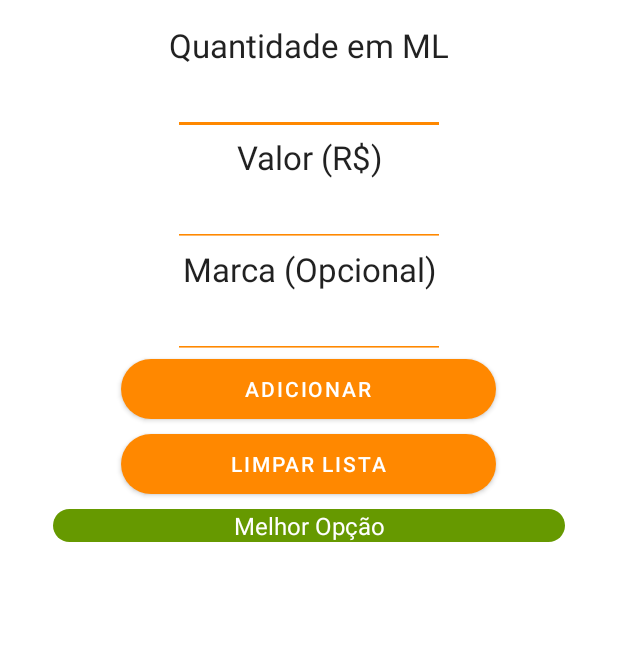
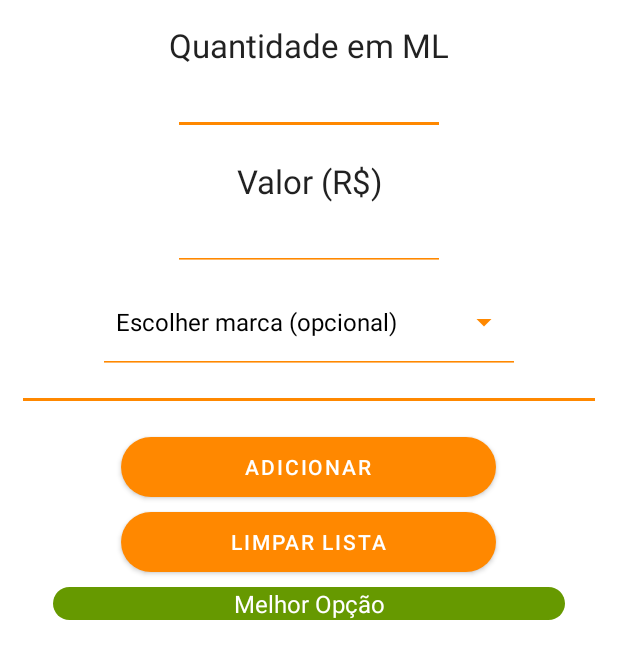
Before and after one commit to ThiagoMaia89/Android-MVP-CalculadoraDeBebidas, an Android app: the screen it shows after launch (MainActivity), on a phone screen of 412 x 824 dp. Shown: the top 659 px of the screen. Run offline under Robolectric (Android 15) with nearby library versions, the phone set to English and light mode, and no system bars; our stand-ins replace AdMob; libraries missing offline, so code that uses them is left out: es.dmoral.toasty.

Commit message:
Changes and improvements

```diff
--- a/app/src/main/java/com/simplesoftware/calculadoradebebidasads/main/MainActivity.java
+++ b/app/src/main/java/com/simplesoftware/calculadoradebebidasads/main/MainActivity.java
@@ -10,8 +10,10 @@ import android.os.Bundle;
 import android.util.Log;
 import android.view.View;
 import android.view.inputmethod.InputMethodManager;
+import android.widget.ArrayAdapter;
 import android.widget.Button;
 import android.widget.EditText;
+import android.widget.Spinner;
 
 import com.google.android.gms.ads.AdRequest;
 import com.google.android.gms.ads.AdView;
@@ -23,6 +25,7 @@ import com.simplesoftware.calculadoradebebidasads.R;
 import com.simplesoftware.calculadoradebebidasads.adapters.RecyclerAdapter;
 
 import java.util.ArrayList;
+import java.util.Arrays;
 
 import es.dmoral.toasty.Toasty;
 
@@ -32,11 +35,14 @@ public class MainActivity extends AppCompatActivity implements MainContract.MvpV
 
     private InterstitialAd interstitialAd;
     private final ArrayList<String> listItens = new ArrayList<>();
-    private EditText et_ml, et_valor, tv_melhor_opcao, et_marca;
+    private EditText et_ml, et_valor, tv_melhor_opcao;
+    private Spinner et_marca;
     private Button btn_adicionar, btn_limpar;
     private RecyclerView rv_lista_opcoes;
     private RecyclerAdapter adapter;
     int opcao = 1, count = 0;
+    ArrayList<String> branchList = new ArrayList<>(Arrays.asList("Escolher marca (opcional)", "Amstel", "Bohemia", "Brahma", "Budweiser", "Devassa", "Duplo Malte",
+            "Heineken", "Itaipava", "Kaiser", "Original", "Sol", "Skol", "Sub Zero"));
 
     @Override
     protected void onCreate(Bundle savedInstanceState) {
@@ -48,6 +54,8 @@ public class MainActivity extends AppCompatActivity implements MainContract.MvpV
         instanciarInterstitialAd();
         instanciarComponentes();
 
+        et_marca.setAdapter(new ArrayAdapter<>(this, android.R.layout.simple_spinner_dropdown_item, branchList));
+
         GridLayoutManager layoutManager = new GridLayoutManager(this, 1);
 
         adapter = new RecyclerAdapter(listItens);
@@ -57,27 +65,23 @@ public class MainActivity extends AppCompatActivity implements MainContract.MvpV
         btn_adicionar.setOnClickListener(v -> {
             loadInterstitial();
 
+
+
             try {
-
                 double ml = Double.parseDouble(String.valueOf(et_ml.getText()));
                 double valor = Double.parseDouble(String.valueOf(et_valor.getText()));
                 double totalDouble = mPresenter.findResultValue(ml, valor);
                 @SuppressLint("DefaultLocale") String totalString = String.format("%.2f", totalDouble);
                 mPresenter.addItemOnList(listItens, opcao, totalString, adapter, et_marca, et_ml);
                 tv_melhor_opcao.setText(mPresenter.handleBestOptionText(listItens, ml, valor));
-
                 InputMethodManager inputMethodManager = (InputMethodManager) getSystemService(Activity.INPUT_METHOD_SERVICE);
                 inputMethodManager.hideSoftInputFromWindow(v.getWindowToken(), 0);
                 et_valor.setText("");
                 et_ml.setText("");
-                et_marca.setText("");
                 et_ml.requestFocus();
                 onSuccess();
-
             } catch (Exception e) {
-
                 onFailure();
-
             }
         });
 
--- a/app/src/main/java/com/simplesoftware/calculadoradebebidasads/main/MainContract.java
+++ b/app/src/main/java/com/simplesoftware/calculadoradebebidasads/main/MainContract.java
@@ -3,6 +3,7 @@ package com.simplesoftware.calculadoradebebidasads.main;
 import android.content.Context;
 import android.view.View;
 import android.widget.EditText;
+import android.widget.Spinner;
 
 import com.google.android.gms.ads.InterstitialAd;
 import com.simplesoftware.calculadoradebebidasads.adapters.RecyclerAdapter;
@@ -22,7 +23,7 @@ public interface MainContract {
 
         Double findResultValue(double ml, double valor);
 
-        void addItemOnList(ArrayList<String> list, int opcao, String total, RecyclerAdapter adapter, EditText et_marca, EditText et_ml);
+        void addItemOnList(ArrayList<String> list, int opcao, String total, RecyclerAdapter adapter, Spinner et_marca, EditText et_ml);
 
         String handleBestOptionText(ArrayList<String> listItens, double ml, double valor);
 
--- a/app/src/main/java/com/simplesoftware/calculadoradebebidasads/main/MainPresenter.java
+++ b/app/src/main/java/com/simplesoftware/calculadoradebebidasads/main/MainPresenter.java
@@ -7,6 +7,7 @@ import android.util.Log;
 import android.view.View;
 import android.view.inputmethod.InputMethodManager;
 import android.widget.EditText;
+import android.widget.Spinner;
 
 import com.google.android.gms.ads.AdRequest;
 import com.google.android.gms.ads.InterstitialAd;
@@ -36,12 +37,12 @@ public class MainPresenter implements MainContract.Presenter {
     }
 
     @Override
-    public void addItemOnList(ArrayList<String> list, int opcao, String total, RecyclerAdapter adapter, EditText et_marca, EditText et_ml) {
+    public void addItemOnList(ArrayList<String> list, int opcao, String total, RecyclerAdapter adapter, Spinner et_marca, EditText et_ml) {
         opcao = list.size() + 1;
-        if (et_marca.getText().toString().equals("")) {
+        if (et_marca.getSelectedItemPosition() == 0) {
             list.add("Opção " + opcao + ":\nR$ " + total + " por litro");
         } else {
-            list.add("Opção " + opcao + ":\nR$ " + total + " por litro (" + et_marca.getText().toString()+" "+et_ml.getText().toString()+"ml)");
+            list.add("Opção " + opcao + ":\nR$ " + total + " por litro (" + et_marca.getSelectedItem()+" "+et_ml.getText().toString()+"ml)");
         }
         adapter.notifyDataSetChanged();
     }
--- a/app/src/main/res/layout/activity_main.xml
+++ b/app/src/main/res/layout/activity_main.xml
@@ -29,6 +29,7 @@
         android:id="@+id/valor_text"
         android:layout_width="match_parent"
         android:layout_height="wrap_content"
+        android:layout_marginTop="16dp"
         android:gravity="center"
         android:text="@string/valor"
         android:textAppearance="@style/TextAppearance.AppCompat.Large" />
@@ -42,29 +43,29 @@
         android:gravity="center"
         android:inputType="numberDecimal" />
 
-    <TextView
-        android:id="@+id/tv_marca"
+    <Spinner
+        android:id="@+id/et_marca"
+        style="@android:style/Widget.Material.Light.Spinner.Underlined"
         android:layout_width="match_parent"
         android:layout_height="wrap_content"
-        android:gravity="center"
-        android:text="@string/marca_opcional"
-        android:textAppearance="@style/TextAppearance.AppCompat.Large" />
-
-    <EditText
-        android:id="@+id/et_marca"
-        android:layout_width="match_parent"
-        android:layout_height="wrap_content"
-        android:layout_marginHorizontal="100dp"
         android:backgroundTint="@android:color/holo_orange_dark"
+        android:popupElevation="10dp"
+        android:layout_marginBottom="16dp"
+        android:layout_marginHorizontal="50dp"
         android:gravity="center"
         android:inputType="textAutoComplete" />
 
+    <View
+        android:layout_width="match_parent"
+        android:layout_height="2dp"
+        android:background="@android:color/holo_orange_dark"/>
 
     <Button
         android:id="@+id/btn_adicionar"
         android:layout_width="250dp"
         android:layout_height="40dp"
         android:layout_gravity="center"
+        android:layout_marginTop="24dp"
         android:layout_marginHorizontal="50dp"
         android:layout_marginBottom="10dp"
         android:background="@drawable/buttons_bg"
```
